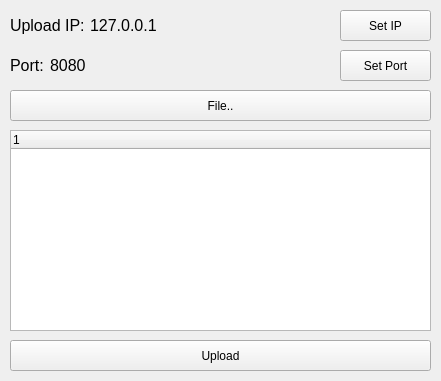
First picture: the form in FUP-GUI/fupClient.ui, repository Openerz/FUP-Project, before the edit.
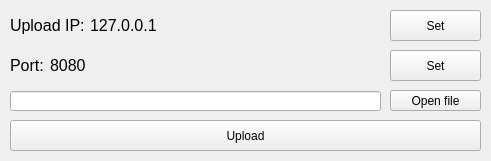
Second picture: the form after the edit.

```diff
--- a/FUP-GUI/fupClient.ui
+++ b/FUP-GUI/fupClient.ui
@@ -6,8 +6,8 @@
    <rect>
     <x>0</x>
     <y>0</y>
-    <width>441</width>
-    <height>381</height>
+    <width>491</width>
+    <height>161</height>
    </rect>
   </property>
   <property name="windowTitle">
@@ -35,40 +35,22 @@
    <widget class="QPushButton" name="pushButtonIP">
     <property name="geometry">
      <rect>
-      <x>340</x>
+      <x>390</x>
       <y>10</y>
       <width>91</width>
       <height>31</height>
      </rect>
     </property>
     <property name="text">
-     <string>Set IP</string>
+     <string>Set</string>
     </property>
    </widget>
-   <widget class="QTreeWidget" name="flieList">
-    <property name="geometry">
-     <rect>
-      <x>10</x>
-      <y>130</y>
-      <width>421</width>
-      <height>201</height>
-     </rect>
-    </property>
-    <property name="acceptDrops">
-     <bool>false</bool>
-    </property>
-    <column>
-     <property name="text">
-      <string notr="true">1</string>
-     </property>
-    </column>
-   </widget>
    <widget class="QPushButton" name="pushButtonUpload">
     <property name="geometry">
      <rect>
       <x>10</x>
-      <y>340</y>
-      <width>421</width>
+      <y>120</y>
+      <width>471</width>
       <height>31</height>
      </rect>
     </property>
@@ -133,27 +115,37 @@
    <widget class="QPushButton" name="pushButtonPort">
     <property name="geometry">
      <rect>
-      <x>340</x>
+      <x>390</x>
       <y>50</y>
       <width>91</width>
       <height>31</height>
      </rect>
     </property>
     <property name="text">
-     <string>Set Port</string>
+     <string>Set</string>
     </property>
    </widget>
    <widget class="QPushButton" name="pushButtonFile">
     <property name="geometry">
      <rect>
-      <x>10</x>
+      <x>390</x>
       <y>90</y>
-      <width>421</width>
-      <height>31</height>
+      <width>91</width>
+      <height>21</height>
      </rect>
     </property>
     <property name="text">
-     <string>File..</string>
+     <string>Open file</string>
+    </property>
+   </widget>
+   <widget class="QLineEdit" name="lineEdit_file">
+    <property name="geometry">
+     <rect>
+      <x>10</x>
+      <y>91</y>
+      <width>371</width>
+      <height>20</height>
+     </rect>
     </property>
    </widget>
   </widget>
```
Left out of the diff: 25 changed lines with no effect on the pictures.
